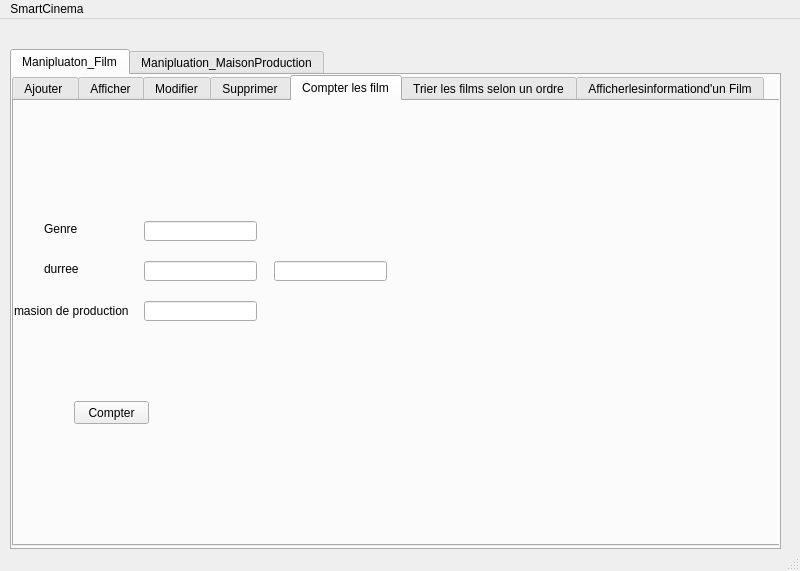
Old version of the form mainwindow.ui in the repository seif-el-islem-bensib/Smart_Cinema.
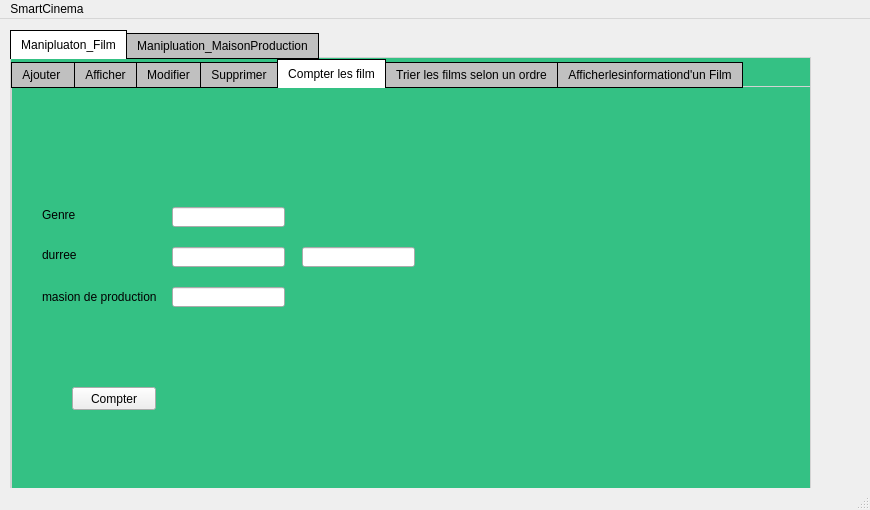
New version of the form. The open tabs and pages were chosen to show the change.

Patch:
```diff
--- a/mainwindow.ui
+++ b/mainwindow.ui
@@ -6,8 +6,8 @@
    <rect>
     <x>0</x>
     <y>0</y>
-    <width>800</width>
-    <height>571</height>
+    <width>870</width>
+    <height>510</height>
    </rect>
   </property>
   <property name="windowTitle">
@@ -21,9 +21,9 @@
     <property name="geometry">
      <rect>
       <x>10</x>
-      <y>30</y>
-      <width>771</width>
-      <height>501</height>
+      <y>10</y>
+      <width>801</width>
+      <height>461</height>
      </rect>
     </property>
     <property name="font">
@@ -33,7 +33,102 @@
      </font>
     </property>
     <property name="styleSheet">
-     <string notr="true"/>
+     <string notr="true">QTabWidget::pane {
+    border: 1px solid black;
+    background: white;
+}
+
+QTabWidget::tab-bar:top {
+    top: 1px;
+}
+
+QTabWidget::tab-bar:bottom {
+    bottom: 1px;
+}
+
+QTabWidget::tab-bar:left {
+    right: 1px;
+}
+
+QTabWidget::tab-bar:right {
+    left: 1px;
+}
+
+QTabBar::tab {
+    border: 1px solid black;
+}
+
+QTabBar::tab:selected {
+    background: white;
+}
+
+QTabBar::tab:!selected {
+    background: silver;
+}
+
+QTabBar::tab:!selected:hover {
+    background: #999;
+}
+
+QTabBar::tab:top:!selected {
+    margin-top: 3px;
+}
+
+QTabBar::tab:bottom:!selected {
+    margin-bottom: 3px;
+}
+
+QTabBar::tab:top, QTabBar::tab:bottom {
+    min-width: 8ex;
+    margin-right: -1px;
+    padding: 5px 10px 5px 10px;
+}
+
+QTabBar::tab:top:selected {
+    border-bottom-color: none;
+}
+
+QTabBar::tab:bottom:selected {
+    border-top-color: none;
+}
+
+QTabBar::tab:top:last, QTabBar::tab:bottom:last,
+QTabBar::tab:top:only-one, QTabBar::tab:bottom:only-one {
+    margin-right: 0;
+}
+
+QTabBar::tab:left:!selected {
+    margin-right: 3px;
+}
+
+QTabBar::tab:right:!selected {
+    margin-left: 3px;
+}
+
+QTabBar::tab:left, QTabBar::tab:right {
+    min-height: 8ex;
+    margin-bottom: -1px;
+    padding: 10px 5px 10px 5px;
+}
+
+QTabBar::tab:left:selected {
+    border-left-color: none;
+}
+
+QTabBar::tab:right:selected {
+    border-right-color: none;
+}
+
+QTabBar::tab:left:last, QTabBar::tab:right:last,
+QTabBar::tab:left:only-one, QTabBar::tab:right:only-one {
+    margin-bottom: 0;
+}
+QTabWidget::pane {
+  border: 1px solid lightgray;
+  top:-1px; 
+  background:#34C184; 
+} 
+</string>
     </property>
     <property name="currentIndex">
      <number>0</number>
@@ -47,10 +142,108 @@
        <rect>
         <x>0</x>
         <y>0</y>
-        <width>791</width>
+        <width>801</width>
         <height>471</height>
        </rect>
       </property>
+      <property name="styleSheet">
+       <string notr="true">QTabWidget::pane {
+    border: 1px solid black;
+    background: white;
+}
+
+QTabWidget::tab-bar:top {
+    top: 1px;
+}
+
+QTabWidget::tab-bar:bottom {
+    bottom: 1px;
+}
+
+QTabWidget::tab-bar:left {
+    right: 1px;
+}
+
+QTabWidget::tab-bar:right {
+    left: 1px;
+}
+
+QTabBar::tab {
+    border: 1px solid black;
+}
+
+QTabBar::tab:selected {
+    background: white;
+}
+
+QTabBar::tab:!selected {
+    background: silver;
+}
+
+QTabBar::tab:!selected:hover {
+    background: #999;
+}
+
+QTabBar::tab:top:!selected {
+    margin-top: 3px;
+}
+
+QTabBar::tab:bottom:!selected {
+    margin-bottom: 3px;
+}
+
+QTabBar::tab:top, QTabBar::tab:bottom {
+    min-width: 8ex;
+    margin-right: -1px;
+    padding: 5px 10px 5px 10px;
+}
+
+QTabBar::tab:top:selected {
+    border-bottom-color: none;
+}
+
+QTabBar::tab:bottom:selected {
+    border-top-color: none;
+}
+
+QTabBar::tab:top:last, QTabBar::tab:bottom:last,
+QTabBar::tab:top:only-one, QTabBar::tab:bottom:only-one {
+    margin-right: 0;
+}
+
+QTabBar::tab:left:!selected {
+    margin-right: 3px;
+}
+
+QTabBar::tab:right:!selected {
+    margin-left: 3px;
+}
+
+QTabBar::tab:left, QTabBar::tab:right {
+    min-height: 8ex;
+    margin-bottom: -1px;
+    padding: 10px 5px 10px 5px;
+}
+
+QTabBar::tab:left:selected {
+    border-left-color: none;
+}
+
+QTabBar::tab:right:selected {
+    border-right-color: none;
+}
+
+QTabBar::tab:left:last, QTabBar::tab:right:last,
+QTabBar::tab:left:only-one, QTabBar::tab:right:only-one {
+    margin-bottom: 0;
+}
+QTabWidget::pane {
+  border: 1px solid lightgray;
+  top:-1px; 
+  background:#34C184; 
+} 
+</string>
+      </property>
       <property name="currentIndex">
        <number>5</number>
       </property>
@@ -457,7 +650,7 @@
          <rect>
           <x>60</x>
           <y>300</y>
-          <width>75</width>
+          <width>84</width>
           <height>23</height>
          </rect>
         </property>
@@ -468,7 +661,7 @@
        <widget class="QLineEdit" name="comptegenre">
         <property name="geometry">
          <rect>
-          <x>130</x>
+          <x>160</x>
           <y>120</y>
           <width>113</width>
           <height>20</height>
@@ -491,7 +684,7 @@
        <widget class="QLineEdit" name="compteordrmin">
         <property name="geometry">
          <rect>
-          <x>130</x>
+          <x>160</x>
           <y>160</y>
           <width>113</width>
           <height>20</height>
@@ -514,7 +707,7 @@
        <widget class="QLineEdit" name="compteordremax">
         <property name="geometry">
          <rect>
-          <x>260</x>
+          <x>290</x>
           <y>160</y>
           <width>113</width>
           <height>20</height>
@@ -524,7 +717,7 @@
        <widget class="QLabel" name="label_25">
         <property name="geometry">
          <rect>
-          <x>0</x>
+          <x>30</x>
           <y>200</y>
           <width>131</width>
           <height>20</height>
@@ -537,7 +730,7 @@
        <widget class="QLineEdit" name="comptermdp">
         <property name="geometry">
          <rect>
-          <x>130</x>
+          <x>160</x>
           <y>200</y>
           <width>113</width>
           <height>20</height>
@@ -975,7 +1168,7 @@
     <rect>
      <x>0</x>
      <y>0</y>
-     <width>800</width>
+     <width>870</width>
      <height>21</height>
     </rect>
    </property>
```
Left out of the diff: 148 changed lines with no effect on the pictures.
